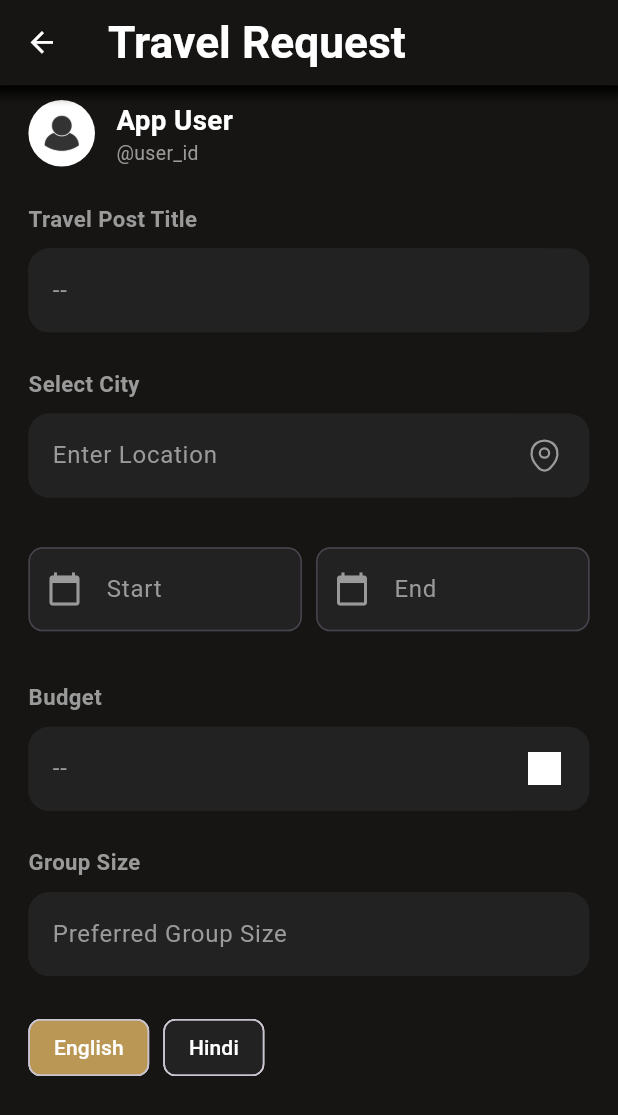
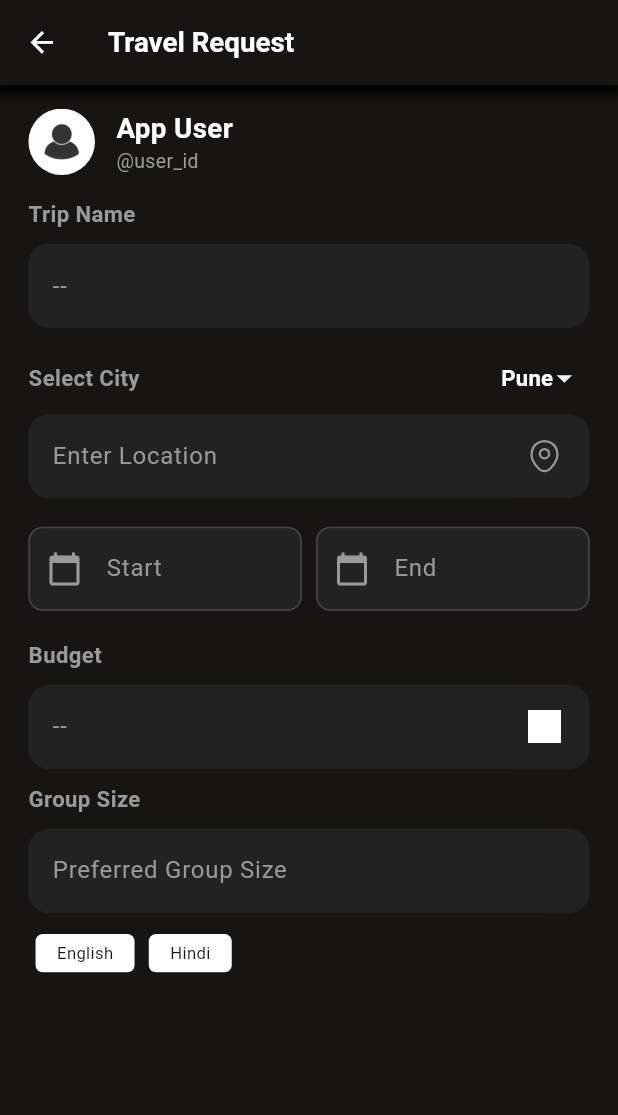
Before and after one commit to Pinnacle01/pinnacle, a Flutter app: the TravelPost screen opened directly, on a phone screen of 412 x 824 dp. Shown: the top 1115 px of the screen. Run offline on Flutter 3.47's test engine with Material 3 defaults, Android fonts, the phone set to English and light mode, and no system bars; our stand-ins replace flutter_svg, go_router.

Commit message:
Remove unused parameters from IconWidget and add walletMoneyIcon asset

```diff
--- a/lib/explore_home/view/travel_post.dart
+++ b/lib/explore_home/view/travel_post.dart
@@ -7,6 +7,7 @@ import 'package:pinnacle_main/framework/constants/size.dart';
 import 'package:pinnacle_main/framework/constants/strings.dart';
 import 'package:pinnacle_main/framework/digital/sizer.dart';
 import 'package:pinnacle_main/framework/uikit/text_field_widget.dart';
+import 'package:pinnacle_main/framework/uikit/text_field_with_dropdown.dart';
 
 import 'package:pinnacle_main/framework/uikit/text_widget.dart';
 
@@ -23,52 +24,51 @@ class TravelPost extends StatefulWidget {
 class _TravelPostState extends State<TravelPost> {
   @override
   Widget build(BuildContext context) {
+    List<String> languages = ['English', 'Hindi'];
     return Scaffold(
       backgroundColor: CustomColors.mainBackgroundColor161513,
       appBar: customAppBarWithShadow(
         titleName: GeneralString.travelPost,
         backgroundColor: CustomColors.mainBackgroundColor161513,
         titleColor: CustomColors.mainTextColor,
-        fontSize: Sizes.size32.sp,
+        fontSize: Sizes.size20.sp,
         fontWeight: FontWeight.w600,
         actionIcon: [
           TextWidget(
             text: GeneralString.post,
             fontWeight: FontWeight.w600,
-            color: CustomColors.whiteShadeEBEDED,
+            color: CustomColors.whiteColor,
           )
         ],
       ),
       body: SingleChildScrollView(
+          child: Padding(
+        padding: EdgeInsets.symmetric(horizontal: Sizes.size20.dp),
         child: Column(
           crossAxisAlignment: CrossAxisAlignment.start,
           children: [
             Padding(
-            padding: EdgeInsets.fromLTRB(Sizes.size20.dp, Sizes.size10.dp,
-                Sizes.size20.dp, Sizes.size15.dp),
+              padding: EdgeInsets.symmetric(vertical: Sizes.size16.dp),
               child: UserProfileCard(
                 userName: GeneralString.userName,
                 userImage: AssetPath.userImage,
                 userProfileId: GeneralString.userId,
               ),
             ),
-          Padding(
-            padding: EdgeInsets.fromLTRB(Sizes.size20.dp, Sizes.size10.dp,
-                Sizes.size20.dp, Sizes.size15.dp),
-            child: TextFieldWidget(
-              label: GeneralString.travelTitle,
+            TextFieldWidget(
+              label: GeneralString.tripName,
               labelSize: Sizes.size16.sp,
               labelColor: CustomColors.lightBackgroundColor,
               hintText: "--",
               hintColor: CustomColors.lightBackgroundColor,
-              keyboardType: TextInputType.emailAddress,
+              keyboardType: TextInputType.name,
               textFieldTheme: TextFeildTheme.dark,
             ),
-          ),
-          Padding(
-            padding: EdgeInsets.fromLTRB(Sizes.size20.dp, Sizes.size10.dp,
-                Sizes.size20.dp, Sizes.size15.dp),
-            child: TextFieldWidget(
+            SizedBox(height: Sizes.size10.dp),
+            TextFieldDropDownWidget(
+              initalValue: 'Pune',
+              dropDownList: [],
+              dropDownFunction: (value) {},
               prefixIcon: AssetPath.locationIcon,
               prefixIconColor: CustomColors.lightBackgroundColor,
               label: GeneralString.selectCity,
@@ -76,18 +76,12 @@ class _TravelPostState extends State<TravelPost> {
               labelColor: CustomColors.lightBackgroundColor,
               hintText: GeneralString.enterLocation,
               hintColor: CustomColors.lightBackgroundColor,
-                keyboardType: TextInputType.emailAddress,
-                textFieldTheme: TextFeildTheme.dark),
+              keyboardType: TextInputType.name,
             ),
-          Padding(
-            padding: EdgeInsets.fromLTRB(Sizes.size20.dp, Sizes.size10.dp,
-                Sizes.size20.dp, Sizes.size15.dp),
-            child: buildDateSelector(),
-          ),
-          Padding(
-            padding: EdgeInsets.fromLTRB(Sizes.size20.dp, Sizes.size10.dp,
-                Sizes.size20.dp, Sizes.size15.dp),
-            child: TextFieldWidget(
+            SizedBox(height: Sizes.size10.dp),
+            buildDateSelector(),
+            SizedBox(height: Sizes.size10.dp),
+            TextFieldWidget(
               label: GeneralString.budget,
               labelSize: Sizes.size16.sp,
               labelColor: CustomColors.lightBackgroundColor,
@@ -97,48 +91,41 @@ class _TravelPostState extends State<TravelPost> {
               textFieldTheme: TextFeildTheme.dark,
               prefixIcon: AssetPath.crossIcon,
             ),
-          ),
-          Padding(
-            padding: EdgeInsets.fromLTRB(Sizes.size20.dp, Sizes.size10.dp,
-                Sizes.size20.dp, Sizes.size15.dp),
-            child: TextFieldWidget(
+            SizedBox(height: Sizes.size10.dp),
+            TextFieldWidget(
                 label: GeneralString.groupSize,
                 labelSize: Sizes.size16.sp,
                 labelColor: CustomColors.lightBackgroundColor,
                 hintText: GeneralString.preferredGroupSize,
                 hintColor: CustomColors.lightBackgroundColor,
                 textFieldTheme: TextFeildTheme.dark),
-          ),
-          Padding(
-            padding: EdgeInsets.fromLTRB(Sizes.size20.dp, Sizes.size10.dp,
-                Sizes.size20.dp, Sizes.size15.dp),
-            child: _buildLanguagePreferences(),
+            SizedBox(height: Sizes.size10.dp),
+            Row(
+              children:
+                  languages.map((tag) => _buildPreferenceChip(tag)).toList(),
             ),
           ],
+        ),
       )),
     );
   }
 
-  Widget _buildLanguagePreferences() {
-    return Row(
-      children: [
-        _buildChip('English', selected: true),
-        SizedBox(width: Sizes.size10.dp),
-        _buildChip('Hindi', selected: false),
-      ],
-    );
-  }
-
-  Widget _buildChip(String label, {bool selected = false}) {
-    return Chip(
-      label: Text(label,
-          style: TextStyle(
-              color: selected
-                  ? CustomColors.mainTextColor
-                  : CustomColors.mainTextColor)),
-      backgroundColor: selected
-          ? CustomColors.buttonBackgroundCreamColor
-          : CustomColors.navCardBackgroundColor222222,
+  Widget _buildPreferenceChip(String label) {
+    return Container(
+      margin: EdgeInsets.all(Sizes.size5.dp),
+      padding: EdgeInsets.symmetric(
+        vertical: Sizes.size5.dp,
+        horizontal: Sizes.size15.dp,
+      ),
+      decoration: BoxDecoration(
+        color: CustomColors.mainTextColor,
+        borderRadius: BorderRadius.circular(Sizes.size5.dp),
+      ),
+      child: TextWidget(
+        text: label,
+        color: CustomColors.mainBackgroundColor161513,
+        size: Sizes.size12.sp,
+      ),
     );
   }
 }
--- a/lib/framework/constants/asset_path.dart
+++ b/lib/framework/constants/asset_path.dart
@@ -32,4 +32,6 @@ class AssetPath {
   static String get minusRedIcon => '${Constants.iconPath}minus_red_icon.png';
   static String get fuelIcon => '${Constants.iconPath}fuel.png';
   static String get dropDownIcon => '${Constants.iconPath}drop_down_icon.svg';
+  static String get walletMoneyIcon => '${Constants.iconPath}wallet_money_icon.svg';
+
 }
--- a/lib/framework/uikit/icon_widget.dart
+++ b/lib/framework/uikit/icon_widget.dart
@@ -11,8 +11,6 @@ class IconWidget extends StatelessWidget {
     this.size,
     this.fit,
     this.color,
-    IconData? icon,
-    Null Function()? onTap,
   });
 
   final String path;
--- a/lib/home.dart
+++ b/lib/home.dart
@@ -33,9 +33,9 @@ class HomeApp extends StatelessWidget {
             ),
             NormalButton(
               buttonType: ButtonType.normal,
-              onPress: () => context.go('/tripdetails'),
+              onPress: () => context.go('/travelpost'),
               label: const TextWidget(
-                text: 'Trip Details',
+                text: 'Travel Post',
               ),
             ),
           ],
--- a/lib/main.dart
+++ b/lib/main.dart
@@ -3,6 +3,7 @@ import 'package:flutter/material.dart';
 import 'package:flutter/services.dart';
 import 'package:go_router/go_router.dart';
 import 'package:pinnacle_main/explore_home/view/explore_home.dart';
+import 'package:pinnacle_main/explore_home/view/travel_post.dart';
 
 import 'package:pinnacle_main/explore_home/view/trip_details.dart';
 import 'package:pinnacle_main/framework/digital/device.dart';
@@ -37,11 +38,18 @@ final _router = GoRouter(
             builder: (BuildContext context, GoRouterState state) {
               return const ExploreHome();
             },
-        ),
+            routes: [
               GoRoute(
                 path: 'tripdetails',
                 builder: (BuildContext context, GoRouterState state) {
                   return const TripDetails();
+                },
+              ),
+            ]),
+        GoRoute(
+          path: 'travelpost',
+          builder: (BuildContext context, GoRouterState state) {
+            return const TravelPost();
           },
         ),
       ],
```
Also changed, not shown: assets/icons/wallet_money_icon.svg (added), 4 other files. Lines whose indentation alone changed are shown as unchanged.
